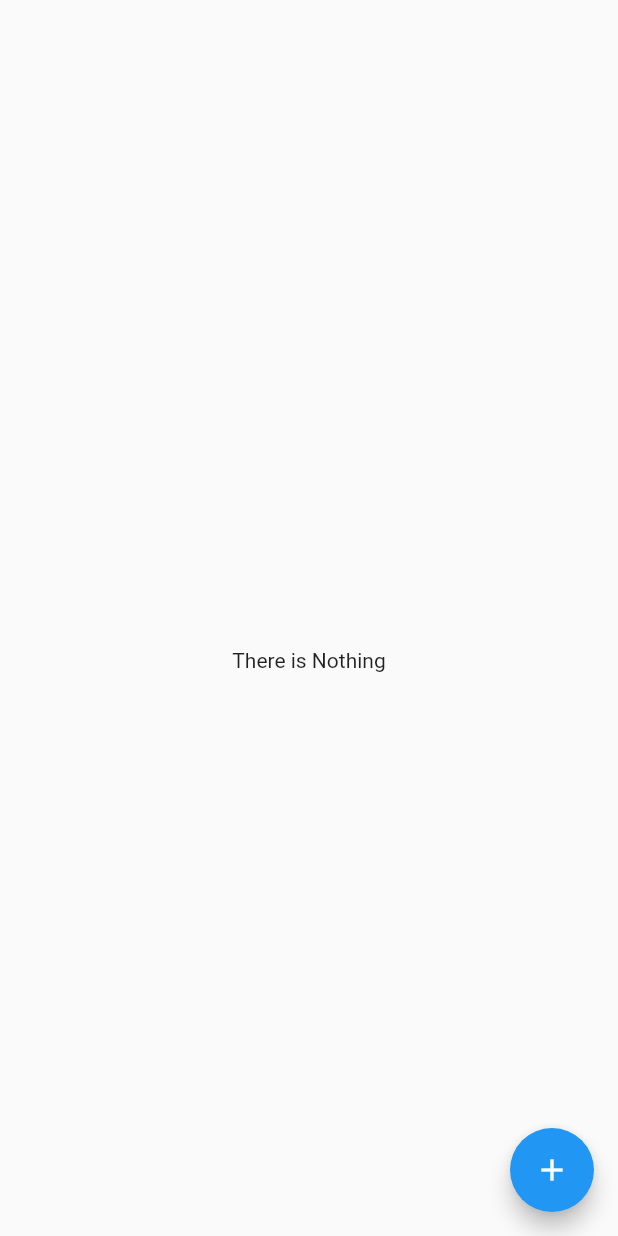
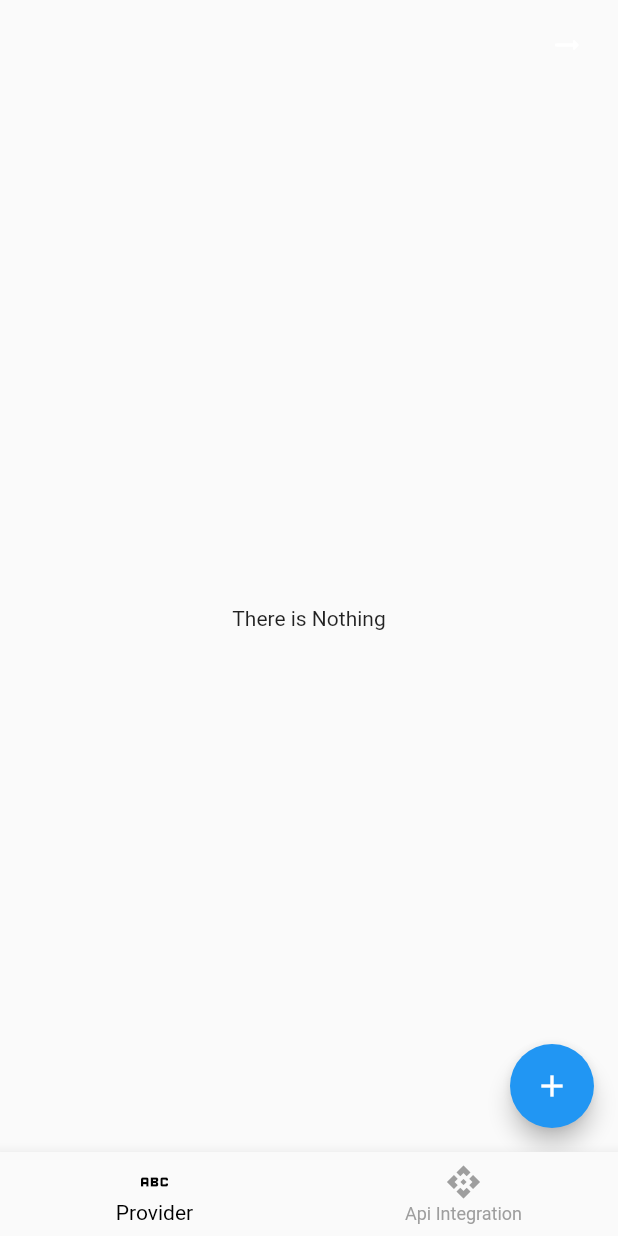
Before and after one commit to jakir7890/flutter-provider, a Flutter app: the screen it shows after launch, on a phone screen of 412 x 824 dp. Run offline on Flutter 3.47's test engine with Material 2 defaults, Android fonts, the phone set to English and light mode, and no system bars.

Commit message:
http api integration

```diff
--- a/lib/src/my_app.dart
+++ b/lib/src/my_app.dart
@@ -1,4 +1,4 @@
-import '../views/home_screen.dart';
+import '../views/bottom_nav.dart';
 import 'package:flutter/material.dart';
 
 class MyApp extends StatelessWidget {
@@ -8,7 +8,7 @@ class MyApp extends StatelessWidget {
   Widget build(BuildContext context) {
     return MaterialApp(
       debugShowCheckedModeBanner: false,
-      home: HomeScreen(),
+      home: BottomNav(),
     );
   }
 }
--- /dev/null
+++ b/lib/views/bottom_nav.dart
@@ -0,0 +1,36 @@
+import 'package:flutter/material.dart';
+import './api_integration.dart';
+import './home_screen.dart';
+
+class BottomNav extends StatefulWidget {
+  @override
+  State<BottomNav> createState() => _BottomNavState();
+}
+
+class _BottomNavState extends State<BottomNav> {
+  int _currentIndex = 0;
+
+  List _pages = [HomeScreen(), APIScreen()];
+
+  @override
+  Widget build(BuildContext context) {
+    return Scaffold(
+      body: _pages[_currentIndex],
+      bottomNavigationBar: BottomNavigationBar(
+          currentIndex: _currentIndex,
+          onTap: (value) {
+            setState(() {
+
+              _currentIndex = value;
+            });
+          },
+          selectedItemColor: Colors.black,
+          unselectedItemColor: Colors.grey,
+          items: [
+            BottomNavigationBarItem(icon: Icon(Icons.abc), label: 'Provider'),
+            BottomNavigationBarItem(
+                icon: Icon(Icons.api), label: 'Api Integration'),
+          ]),
+    );
+  }
+}
--- a/lib/views/home_screen.dart
+++ b/lib/views/home_screen.dart
@@ -61,6 +61,11 @@ class HomeScreen extends StatelessWidget {
       appBar: AppBar(
         backgroundColor: Colors.transparent,
         elevation: 0,
+        actions: [
+          Padding(padding: EdgeInsets.all(10),child: IconButton(onPressed: () {
+
+          }, icon: Icon(Icons.arrow_right_alt_rounded)),)
+        ],
       ),
       body: todos.todos.length == 0
           ? Center(child: Text('There is Nothing'))
--- a/pubspec.yaml
+++ b/pubspec.yaml
@@ -37,6 +37,7 @@ dependencies:
   # Use with the CupertinoIcons class for iOS style icons.
   cupertino_icons: ^1.0.2
   provider: ^6.0.4
+  http: ^0.13.5
 
 dev_dependencies:
   flutter_test:
```
Also changed, not shown: lib/helper/helper_comment.dart (added, +21 -0 lines), lib/models/api_comments.dart (added, +39 -0 lines), lib/views/api_integration.dart (added, +64 -0 lines), pubspec.lock.
